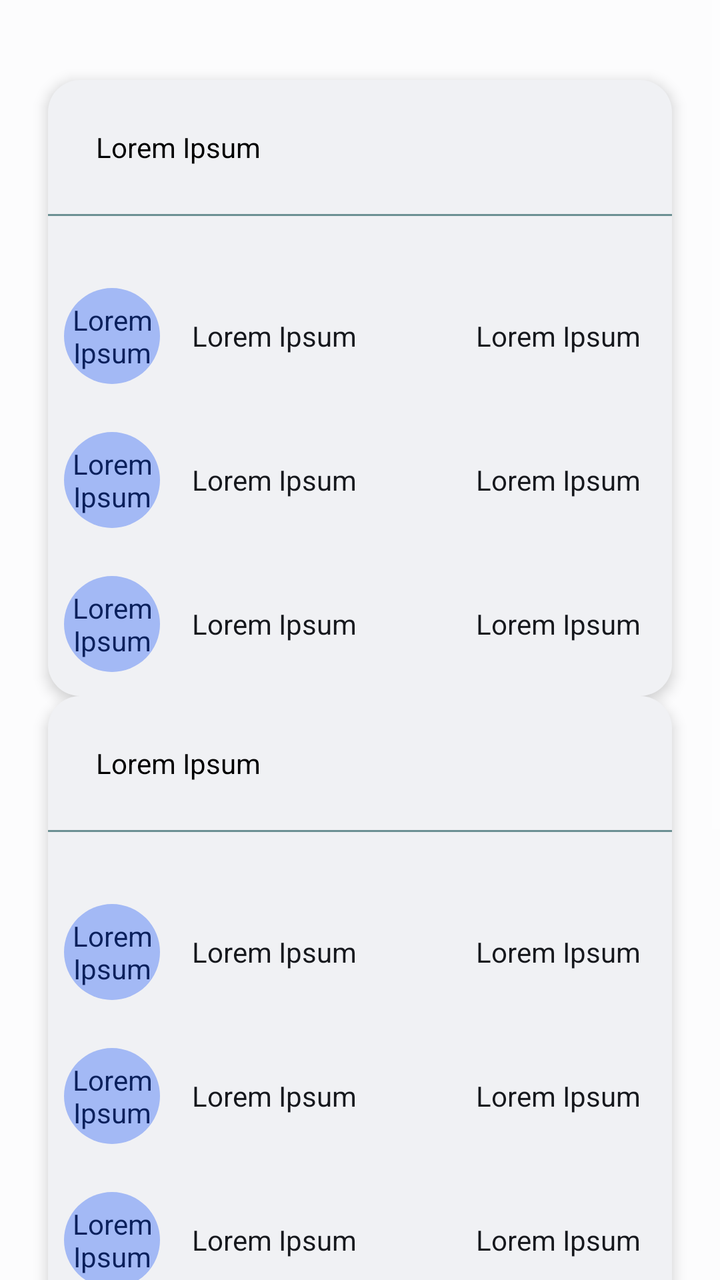
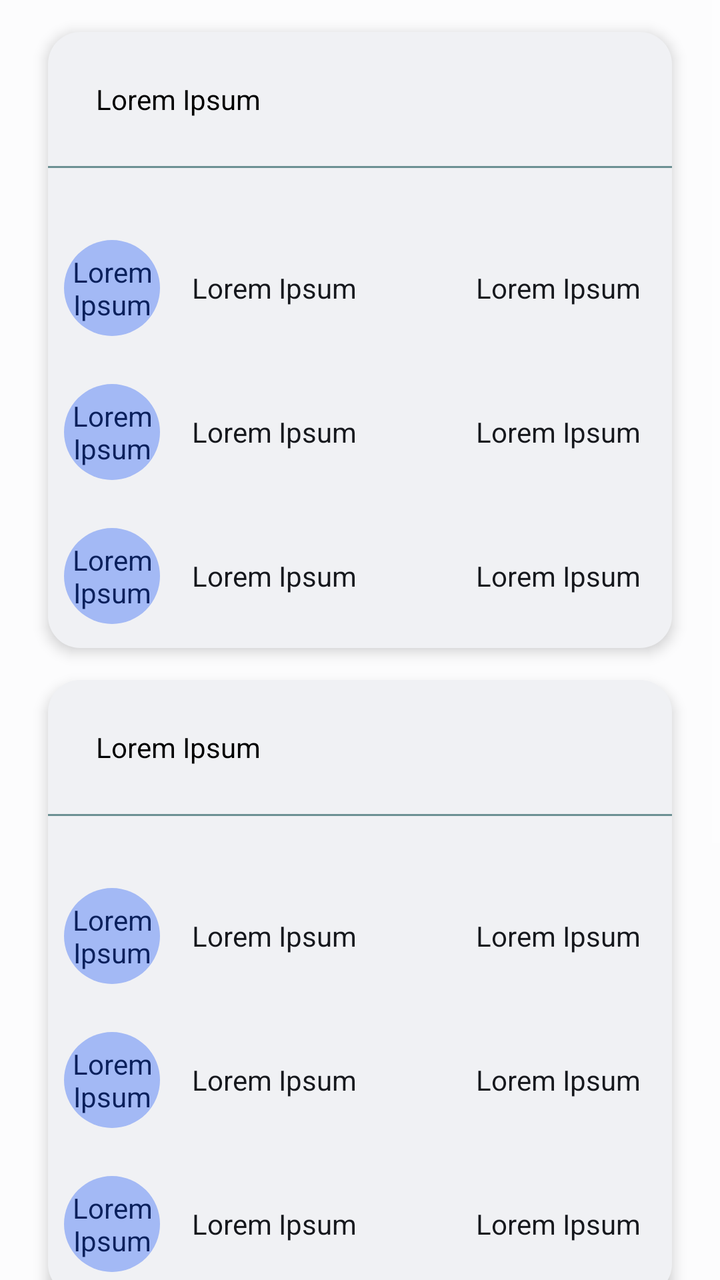

The first picture is an Android layout as it rendered before a commit; the second is the same layout after the commit. The layout source and the unified diff follow.
<!-- AndroidManifest.xml: application theme Theme.MangaCheck -->
<!-- res/layout/reading_list_layout.xml -->
<?xml version="1.0" encoding="utf-8"?>
<ScrollView xmlns:android="http://schemas.android.com/apk/res/android"
    android:layout_width="match_parent"
    android:layout_height="match_parent"
    android:background="@color/Natural_99"
    android:clipChildren="false"
    android:clipToPadding="false"
    android:fitsSystemWindows="true">

    <LinearLayout
        android:id="@+id/card_container"
        android:layout_width="match_parent"
        android:layout_height="wrap_content"
        android:clipChildren="false"
        android:clipToPadding="false"
        android:orientation="vertical"
        android:layout_marginTop="@dimen/U_2"
        android:padding="@dimen/U_3"
        android:elevation="@dimen/U_half">

        <include layout="@layout/reading_list_category" />

        <include layout="@layout/reading_list_category" />

        <include layout="@layout/reading_list_category" />
    </LinearLayout>

</ScrollView>
<!-- res/layout/reading_list_category.xml (included above) -->
<?xml version="1.0" encoding="utf-8"?>
<LinearLayout
    xmlns:android="http://schemas.android.com/apk/res/android"
    xmlns:app="http://schemas.android.com/apk/res-auto"
    android:layout_width="match_parent"
    android:layout_height="wrap_content"
    android:background="@drawable/basic_surface"
    android:elevation="@dimen/U_half"
    android:orientation="vertical">

    <TextView
        android:id="@+id/status"
        android:layout_width="match_parent"
        android:layout_height="wrap_content"
        android:layout_marginHorizontal="@dimen/U_3"
        android:layout_marginTop="@dimen/U_3"
        android:text="@string/missing"
        android:textColor="@color/black"
        app:layout_constraintEnd_toEndOf="parent"
        app:layout_constraintStart_toStartOf="parent"
        app:layout_constraintTop_toTopOf="parent" />

    <View
        android:id="@+id/horizontal_straight_line"
        android:layout_width="match_parent"
        android:layout_height="@dimen/U_min"
        android:layout_marginTop="@dimen/U_3"
        android:layout_marginBottom="@dimen/U_3"
        android:background="@drawable/horizontal_straight_line"
        app:layout_constraintEnd_toEndOf="parent"
        app:layout_constraintStart_toStartOf="parent"
        app:layout_constraintTop_toTopOf="parent" />

    <include layout="@layout/reading_list_entry" />

    <include layout="@layout/reading_list_entry" />

    <include layout="@layout/reading_list_entry" />
</LinearLayout>
<!-- res/layout/reading_list_entry.xml (included above) -->
<?xml version="1.0" encoding="utf-8"?>
<LinearLayout
    xmlns:android="http://schemas.android.com/apk/res/android"
    android:orientation="horizontal"
    android:layout_width="match_parent"
    android:layout_height="@dimen/U_7"
    android:layout_marginBottom="@dimen/U_1"
    android:layout_marginTop="@dimen/U_1"
    >

    <TextView
        android:id="@+id/letter_circle"
        android:layout_width="@dimen/U_6"
        android:layout_height="@dimen/U_6"
        android:background="@drawable/reading_list_circle"
        android:layout_gravity="center"
        android:textColor="?colorOnPrimaryContainer"
        android:text="@string/missing"
        android:gravity="center"
        android:layout_marginStart="@dimen/U_1"
        />

    <TextView
        android:id="@+id/manga_name"
        android:layout_width="wrap_content"
        android:layout_height="wrap_content"
        android:text="@string/missing"
        android:textColor="?colorOnSurface"
        android:layout_gravity="center"
        android:layout_marginStart="@dimen/U_2"
        />
    <TextView
        android:id="@+id/chapter"
        android:layout_width="match_parent"
        android:layout_height="wrap_content"
        android:text="@string/missing"
        android:textColor="?colorOnSurface"
        android:layout_gravity="center"
        android:gravity="end"
        android:layout_marginEnd="@dimen/U_2"
        />

</LinearLayout>
<!-- resources referenced by this layout -->
<resources>
  <color name="Natural_99">#FCFCFD</color>
  <color name="black">#FF000000</color>
  <dimen name="U_1">8dp</dimen>
  <dimen name="U_2">16dp</dimen>
  <dimen name="U_3">24dp</dimen>
  <dimen name="U_6">48dp</dimen>
  <dimen name="U_7">56dp</dimen>
  <dimen name="U_half">4dp</dimen>
  <dimen name="U_min">1dp</dimen>
  <!-- drawable basic_surface (drawable) -->
  <?xml version="1.0" encoding="utf-8"?>
  <shape xmlns:android="http://schemas.android.com/apk/res/android"
      android:shape="rectangle">
      <solid android:color="?colorSurface" />
      <corners android:radius="@dimen/U_2" />
  </shape>
  <!-- drawable horizontal_straight_line (drawable) -->
  <?xml version="1.0" encoding="utf-8"?>
  <shape xmlns:android="http://schemas.android.com/apk/res/android"
      android:shape="rectangle">
      <solid android:color="?colorOutline" />
  </shape>
  <!-- drawable reading_list_circle (drawable) -->
  <?xml version="1.0" encoding="utf-8"?>
  <selector xmlns:android="http://schemas.android.com/apk/res/android">
      <item>
          <shape android:shape="oval">
              <solid android:color="?colorPrimaryContainer" />
          </shape>
      </item>
  </selector>
  <string name="missing">Lorem Ipsum</string>
  <color name="primary_35">#1038A2</color>
  <color name="primary_80">#A3B9F5</color>
  <color name="white">#FFFFFFFF</color>
  <color name="primary_20">#0A205C</color>
  <color name="secondary_35">#0A9FA9</color>
  <color name="secondary_80">#9FF4F9</color>
  <color name="secondary_20">#065B60</color>
  <color name="tertiary_35">#3D4C76</color>
  <color name="tertiary_80">#BCC4DC</color>
  <color name="tertiary_20">#232B43</color>
  <color name="error_35">#B22200</color>
  <color name="error_80">#FFAC99</color>
  <color name="error_20">#661300</color>
  <color name="Natural_80">#C4C9D4</color>
  <color name="Natural_10">#16181D</color>
  <color name="Natural_95">#F0F1F4</color>
  <color name="Natural_20">#2B303B</color>
  <color name="VNatural_90">#E2E9E9</color>
  <color name="VNatural_30">#415658</color>
  <color name="VNatural_50">#6C9093</color>
  <color name="VNatural_80">#C4D3D4</color>
  <style name="mySpinnerItemSelectedStyle" parent="@android:style/Widget.Holo.TextView.SpinnerItem">
          <item name="android:textColor">@color/black</item>
      </style>
  <!-- unchanged entries left out for length: 1 -->
</resources>

<!-- the commit's change to res/layout/reading_list_layout.xml (unified diff, before → after) -->
@@ -14,8 +14,8 @@
         android:clipChildren="false"
         android:clipToPadding="false"
         android:orientation="vertical"
-        android:layout_marginTop="@dimen/U_2"
-        android:padding="@dimen/U_3"
+        android:paddingStart="@dimen/U_3"
+        android:paddingEnd="@dimen/U_3"
         android:elevation="@dimen/U_half">
 
         <include layout="@layout/reading_list_category" />
@@ -35,7 +35,8 @@
     android:layout_height="wrap_content"
     android:background="@drawable/basic_surface"
     android:elevation="@dimen/U_half"
-    android:orientation="vertical">
+    android:orientation="vertical"
+    android:layout_marginTop="@dimen/U_2">
 
     <TextView
         android:id="@+id/status"
